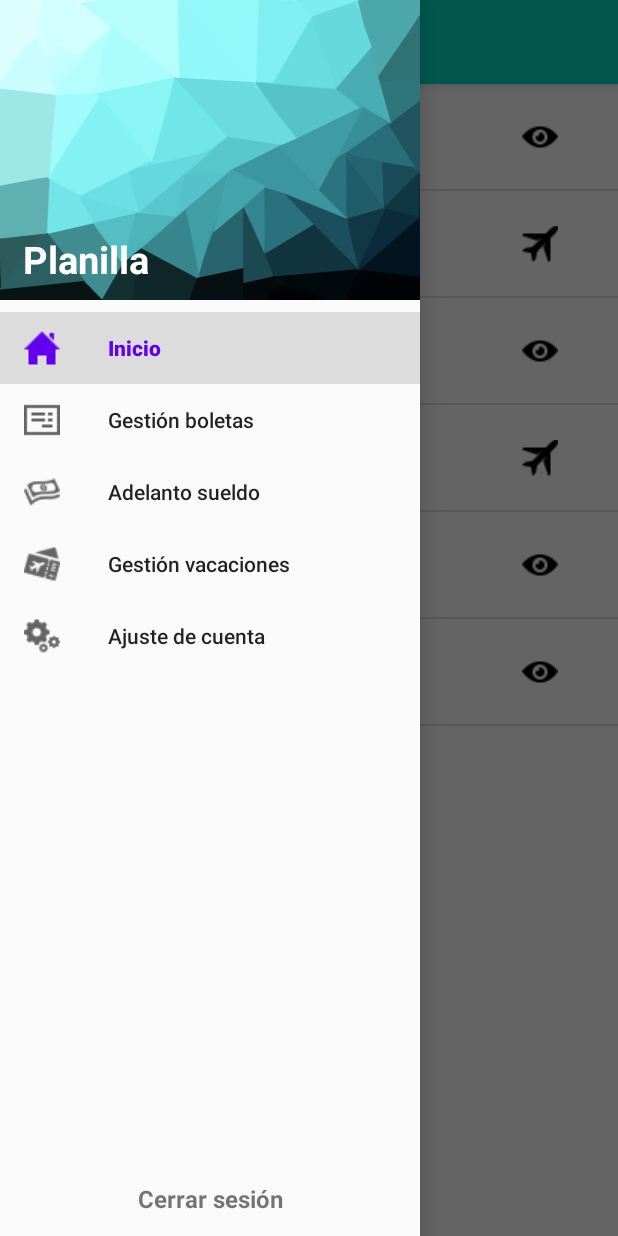
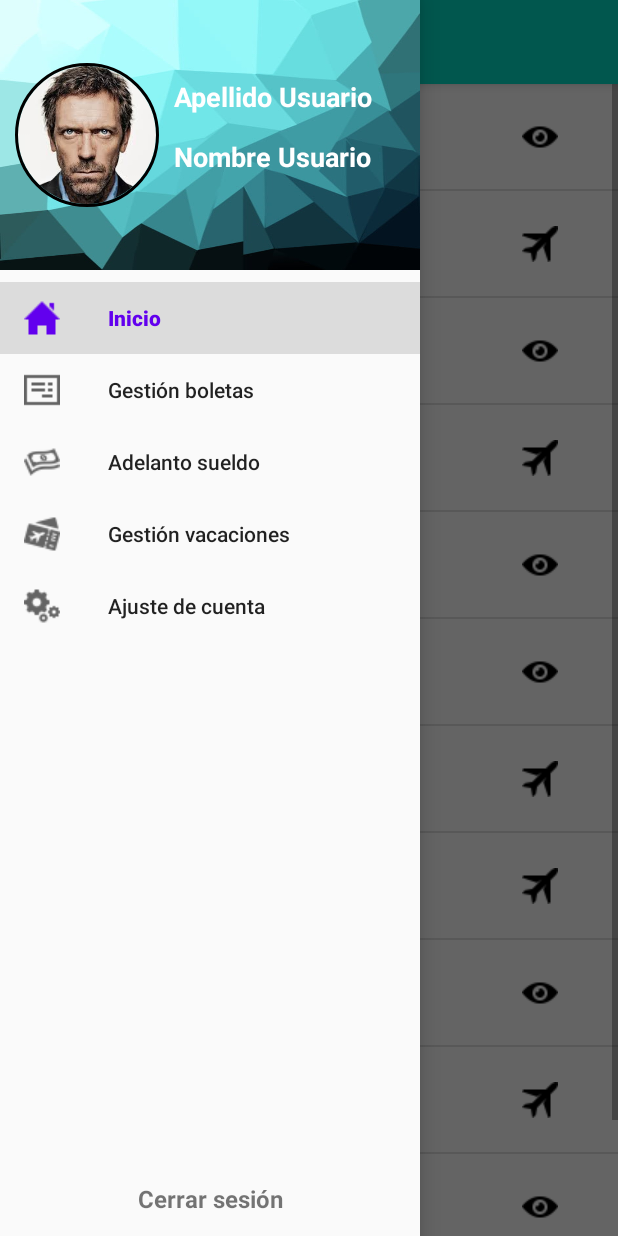
Before and after one commit to partnertechdespliegue/Front_Planilla_Mov, an Android app: the fragment VacacionesFragment placed in its activity, with the side drawer open, on a phone screen of 412 x 824 dp. Run offline under Robolectric (Android 15) with nearby library versions, the phone set to English and light mode, and no system bars; our stand-ins replace CircleImageView; libraries missing offline, so code that uses them is left out: com.synnapps.carouselview; 3 statements that could not run were skipped.

Commit message:
Header Drawer

```diff
--- a/app/build.gradle
+++ b/app/build.gradle
@@ -34,4 +34,6 @@ dependencies {
     androidTestImplementation 'androidx.test.espresso:espresso-core:3.2.0'
     implementation 'com.google.android.material:material:1.1.0'
     implementation 'com.synnapps:carouselview:0.1.5'
+    implementation 'de.hdodenhof:circleimageview:3.1.0'
+
 }
--- a/app/src/main/java/com/app/partner/plan/Activities/MainActivity.java
+++ b/app/src/main/java/com/app/partner/plan/Activities/MainActivity.java
@@ -11,6 +11,7 @@ import android.content.Intent;
 import android.os.Bundle;
 import android.view.MenuItem;
 import android.view.View;
+import android.widget.TextView;
 import android.widget.Toast;
 
 import com.app.partner.plan.Fragments.AdelantoSueldoFragment;
@@ -18,15 +19,14 @@ import com.app.partner.plan.Fragments.AjusteCuentaFragment;
 import com.app.partner.plan.Fragments.InicioFragment;
 import com.app.partner.plan.Fragments.VacacionesFragment;
 import com.app.partner.plan.Fragments.GestionBoletas;
-import com.app.partner.plan.Fragments.InicioFragment;
 import com.app.partner.plan.R;
 import com.google.android.material.navigation.NavigationView;
 
 public class MainActivity extends AppCompatActivity {
-    public Fragment inicio;
 
     private DrawerLayout drawerMain;
     private NavigationView navigationViewMain;
+    TextView tvCerrarSesion;
 
     Fragment inicioFragment;
 
@@ -118,6 +118,15 @@ public class MainActivity extends AppCompatActivity {
     private void obtenerViews() {
         drawerMain = findViewById(R.id.drawerMain);
         navigationViewMain = findViewById(R.id.navegationViewMain);
+        tvCerrarSesion = findViewById(R.id.textViewCerrarSesionMain);
+        tvCerrarSesion.setOnClickListener(new View.OnClickListener() {
+            @Override
+            public void onClick(View v) {
+                Intent iCerrarSesion = new Intent(MainActivity.this, LoginActivity.class);
+                startActivity(iCerrarSesion);
+                finish();
+            }
+        });
     }
 
     private void setFragmentDefecto() {
@@ -146,5 +155,4 @@ public class MainActivity extends AppCompatActivity {
         return super.onOptionsItemSelected(item);
     }
 
-
 }
--- a/app/src/main/java/com/app/partner/plan/Adapters/ListAdapterVacaciones.java
+++ b/app/src/main/java/com/app/partner/plan/Adapters/ListAdapterVacaciones.java
@@ -61,8 +61,10 @@ public class ListAdapterVacaciones extends BaseAdapter {
 
         if (lsVacaciones.get(position).getEstado() == 1){
             viewHolder.ivVer.setVisibility(View.GONE);
+            viewHolder.ivSolicitar.setVisibility(View.VISIBLE);
         } else {
             viewHolder.ivSolicitar.setVisibility(View.GONE);
+            viewHolder.ivVer.setVisibility(View.VISIBLE);
         }
 
         viewHolder.ivVer.setOnClickListener(new View.OnClickListener() {
--- a/app/src/main/java/com/app/partner/plan/Fragments/VacacionesFragment.java
+++ b/app/src/main/java/com/app/partner/plan/Fragments/VacacionesFragment.java
@@ -7,7 +7,9 @@ import androidx.fragment.app.Fragment;
 import android.view.LayoutInflater;
 import android.view.View;
 import android.view.ViewGroup;
+import android.widget.AbsListView;
 import android.widget.ListView;
+import android.widget.TextView;
 import android.widget.Toast;
 
 import com.app.partner.plan.Adapters.ListAdapterAdelantoSueldo;
@@ -39,7 +41,36 @@ public class VacacionesFragment extends Fragment {
         obtenerViews(view);
         crearListView();
         accionFabSolicitarVacacion();
+        esconderFAB();
+
         return view;
+    }
+
+    private void esconderFAB() {
+        listViewVacacion.setOnScrollListener(new AbsListView.OnScrollListener() {
+            @Override
+            public void onScrollStateChanged(AbsListView view, int scrollState) {
+            }
+
+            @Override
+            public void onScroll(AbsListView view, int firstVisibleItem, int visibleItemCount, int totalItemCount) {
+                int lastItem = firstVisibleItem + visibleItemCount;
+                List<Vacaciones> ls = obtenerListVacaciones();
+                if ( ls.size() > 0) {
+                    if (visibleItemCount == totalItemCount){
+                        fabSolicitarAdelanto.show();
+                    } else {
+                        if (lastItem == totalItemCount) {
+                            fabSolicitarAdelanto.hide();
+                        } else {
+                            fabSolicitarAdelanto.show();
+                        }
+                    }
+                } else {
+                    fabSolicitarAdelanto.hide();
+                }
+            }
+        });
     }
 
     private void crearListView() {
@@ -79,7 +110,12 @@ public class VacacionesFragment extends Fragment {
         lsVacaciones.add(new Vacaciones("Prueba D", 1));
         lsVacaciones.add(new Vacaciones("Prueba E", 0));
         lsVacaciones.add(new Vacaciones("Prueba F", 0));
-
+        lsVacaciones.add(new Vacaciones("Prueba G", 1));
+        lsVacaciones.add(new Vacaciones("Prueba H", 1));
+        lsVacaciones.add(new Vacaciones("Prueba I", 0));
+        lsVacaciones.add(new Vacaciones("Prueba J", 1));
+        lsVacaciones.add(new Vacaciones("Prueba K", 0));
+        lsVacaciones.add(new Vacaciones("Prueba L", 0));
         return lsVacaciones;
     }
 }
--- a/app/src/main/res/layout/header_navegation.xml
+++ b/app/src/main/res/layout/header_navegation.xml
@@ -1,6 +1,5 @@
 <?xml version="1.0" encoding="utf-8"?>
-<androidx.constraintlayout.widget.ConstraintLayout
-    xmlns:android="http://schemas.android.com/apk/res/android"
+<androidx.constraintlayout.widget.ConstraintLayout xmlns:android="http://schemas.android.com/apk/res/android"
     xmlns:app="http://schemas.android.com/apk/res-auto"
     xmlns:tools="http://schemas.android.com/tools"
     android:layout_width="match_parent"
@@ -10,7 +9,7 @@
     <ImageView
         android:id="@+id/imageViewNavegation"
         android:layout_width="match_parent"
-        android:layout_height="200dp"
+        android:layout_height="180dp"
         android:background="@drawable/bg"
         android:scaleType="centerCrop"
         app:layout_constraintBottom_toBottomOf="parent"
@@ -19,16 +18,45 @@
         app:layout_constraintTop_toTopOf="parent" />
 
     <TextView
+        android:id="@+id/textView4"
         android:layout_width="wrap_content"
         android:layout_height="wrap_content"
         android:layout_gravity="bottom"
-        android:layout_marginStart="15dp"
+        android:layout_marginStart="10dp"
+        android:layout_marginTop="10dp"
+        android:text="Apellido Usuario"
+        android:textColor="#FFF"
+        android:textSize="18dp"
+        android:textStyle="bold"
+        app:layout_constraintStart_toEndOf="@+id/imageView"
+        app:layout_constraintTop_toTopOf="@+id/imageView" />
+
+    <de.hdodenhof.circleimageview.CircleImageView
+        xmlns:app="http://schemas.android.com/apk/res-auto"
+        android:id="@+id/imageView"
+        android:layout_width="96dp"
+        android:layout_height="96dp"
+        android:src="@drawable/rostro"
+        app:civ_border_width="2dp"
+        app:civ_border_color="#FF000000"
+        android:layout_marginStart="10dp"
+        android:layout_marginTop="10dp"
         android:layout_marginBottom="10dp"
-        android:text="@string/app_name"
+        app:layout_constraintBottom_toBottomOf="parent"
+        app:layout_constraintStart_toStartOf="parent"
+        app:layout_constraintTop_toTopOf="parent"/>
+
+    <TextView
+        android:id="@+id/textView3"
+        android:layout_width="wrap_content"
+        android:layout_height="wrap_content"
+        android:layout_marginStart="10dp"
+        android:layout_marginTop="15dp"
+        android:text="Nombre Usuario"
         android:textColor="#FFF"
-        android:textSize="25dp"
+        android:textSize="18dp"
         android:textStyle="bold"
-        app:layout_constraintBottom_toBottomOf="parent"
-        app:layout_constraintStart_toStartOf="parent" />
+        app:layout_constraintStart_toEndOf="@+id/imageView"
+        app:layout_constraintTop_toBottomOf="@+id/textView4" />
 
 </androidx.constraintlayout.widget.ConstraintLayout>
```
Also changed, not shown: app/src/main/res/drawable-v24/rostro.jpg (added).
